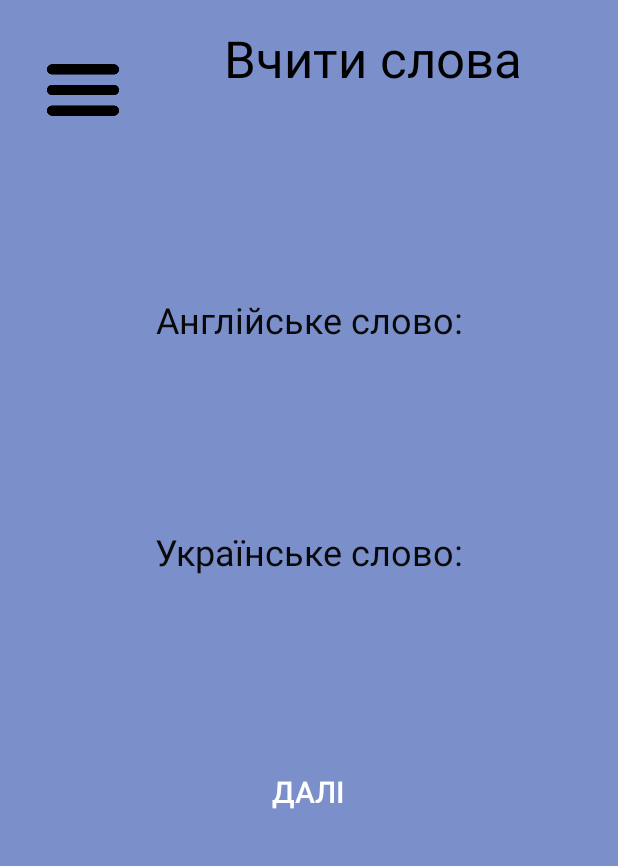
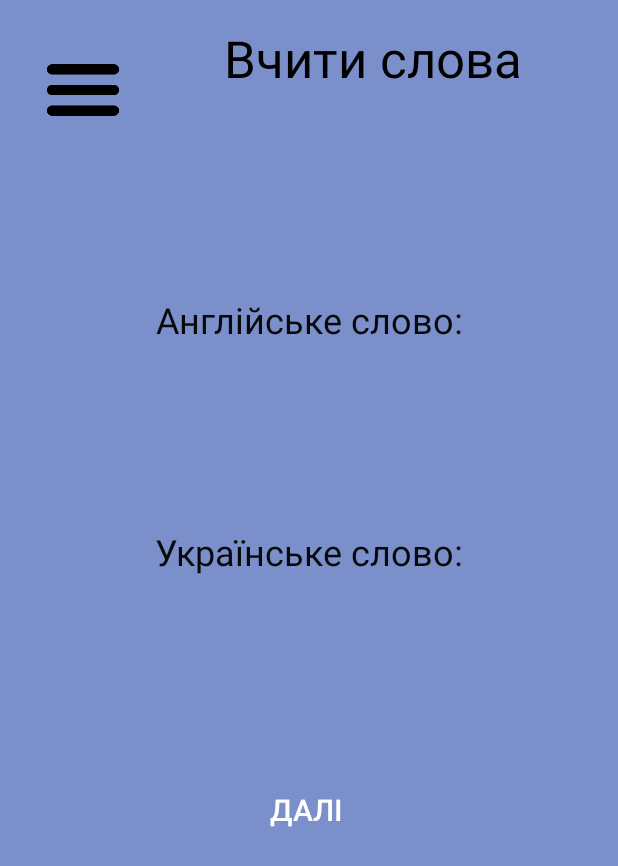
Before and after one commit to DmytroTurchyn1/Flash_Cards_Mobile, an Android app: the Learn_Words_ukr screen opened directly, with no data from a screen before it, on a phone screen of 412 x 824 dp. Shown: the top 866 px of the screen. Run offline under Robolectric (Android 15) with nearby library versions, the phone set to English and light mode, and no system bars; libraries missing offline, so code that uses them is left out: io.realm; 3 statements that could not run were skipped.

Commit message:
new errors

```diff
--- a/app/src/main/res/layout/activity_learn_words_ukr.xml
+++ b/app/src/main/res/layout/activity_learn_words_ukr.xml
@@ -8,28 +8,30 @@
     tools:context=".Learn_Words_ukr">
 
     <Button
-        android:id="@+id/button15"
+        android:id="@+id/next"
         style="@style/Widget.AppCompat.Button.Borderless"
         android:layout_width="wrap_content"
         android:layout_height="wrap_content"
-        android:layout_marginStart="161dp"
-        android:layout_marginTop="120dp"
+        android:layout_marginStart="160dp"
+        android:layout_marginTop="132dp"
+        android:onClick="next"
         android:text="Далі"
         android:textSize="20sp"
         app:layout_constraintStart_toStartOf="parent"
-        app:layout_constraintTop_toBottomOf="@+id/textView19" />
+        app:layout_constraintTop_toBottomOf="@+id/textukr" />
 
     <Button
-        android:id="@+id/button16"
+        android:id="@+id/enWord"
         style="@style/Widget.AppCompat.Button.Borderless"
         android:layout_width="wrap_content"
         android:layout_height="wrap_content"
         android:layout_marginStart="161dp"
         android:layout_marginTop="29dp"
+        android:onClick="ShowUkrWord"
         android:textColor="#000000"
         android:textSize="24sp"
         app:layout_constraintStart_toStartOf="parent"
-        app:layout_constraintTop_toBottomOf="@+id/textView20"
+        app:layout_constraintTop_toBottomOf="@+id/texten"
         tools:ignore="SpeakableTextPresentCheck" />
 
     <ImageButton
@@ -47,7 +49,7 @@
         tools:ignore="SpeakableTextPresentCheck,SpeakableTextPresentCheck" />
 
     <TextView
-        android:id="@+id/textView18"
+        android:id="@+id/ukrWord"
         android:layout_width="wrap_content"
         android:layout_height="wrap_content"
         android:layout_marginStart="205dp"
@@ -58,7 +60,7 @@
         app:layout_constraintTop_toTopOf="parent" />
 
     <TextView
-        android:id="@+id/textView20"
+        android:id="@+id/texten"
         android:layout_width="wrap_content"
         android:layout_height="wrap_content"
         android:layout_marginStart="104dp"
@@ -67,10 +69,10 @@
         android:textColor="#090909"
         android:textSize="24sp"
         app:layout_constraintStart_toStartOf="parent"
-        app:layout_constraintTop_toBottomOf="@+id/textView21" />
+        app:layout_constraintTop_toBottomOf="@+id/textLearnMyWords" />
 
     <TextView
-        android:id="@+id/textView21"
+        android:id="@+id/textLearnMyWords"
         android:layout_width="wrap_content"
         android:layout_height="wrap_content"
         android:layout_marginStart="49dp"
@@ -82,7 +84,7 @@
         app:layout_constraintTop_toTopOf="parent" />
 
     <TextView
-        android:id="@+id/textView19"
+        android:id="@+id/textukr"
         android:layout_width="wrap_content"
         android:layout_height="wrap_content"
         android:layout_marginStart="103dp"
@@ -91,5 +93,5 @@
         android:textColor="#090909"
         android:textSize="24sp"
         app:layout_constraintStart_toStartOf="parent"
-        app:layout_constraintTop_toBottomOf="@+id/button16" />
+        app:layout_constraintTop_toBottomOf="@+id/enWord" />
 </androidx.constraintlayout.widget.ConstraintLayout>
```
Also changed, not shown: app/src/main/java/com/example/flashcards/Learn_Words_ukr.kt (+37 -1 lines).
